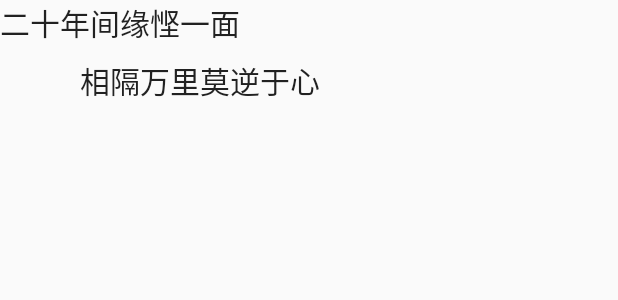
After one commit to wander0552/Life, an Android app: the layout item_edit_layout.xml on its own in the app's theme, with its tools: preview values and no code run, on a phone screen of 412 x 824 dp. The commit adds this screen. Shown: the top 300 px of the screen. Run offline under Robolectric (Android 15) with nearby library versions, the phone set to English and light mode, and no system bars; Roboto replaces fonts that are not available here.

Commit message:
多布局adapter添加

```diff
--- a/app/src/main/java/com/wander/life/widget/recycler/RVBaseAdapter.java
+++ b/app/src/main/java/com/wander/life/widget/recycler/RVBaseAdapter.java
@@ -43,6 +43,7 @@ public   abstract class RVBaseAdapter<C extends RVBaseCell>  extends RecyclerVie
     @Override
     public void onBindViewHolder(RVBaseViewHolder holder, int position) {
         mData.get(position).onBindViewHolder(holder,position);
+        onViewHolderBound(holder, position);
     }
 
     @Override
--- a/app/src/main/java/com/wander/life/widget/recycler/RVBaseCell.java
+++ b/app/src/main/java/com/wander/life/widget/recycler/RVBaseCell.java
@@ -1,4 +1,6 @@
 package com.wander.life.widget.recycler;
+
+import android.view.ViewGroup;
 
 /**
  * Created by zhouwei on 17/1/19.
--- a/app/src/main/res/drawable/cursor.xml
+++ b/app/src/main/res/drawable/cursor.xml
@@ -8,5 +8,5 @@
 
     <solid android:color="@color/light_color" />
     <padding
-        android:bottom="-20sp" />
+        android:bottom="-6sp" />
 </shape>
--- /dev/null
+++ b/app/src/main/res/layout/item_edit_layout.xml
@@ -0,0 +1,14 @@
+<?xml version="1.0" encoding="utf-8"?>
+<LinearLayout xmlns:android="http://schemas.android.com/apk/res/android"
+    android:orientation="vertical" android:layout_width="match_parent"
+    android:layout_height="match_parent">
+    <EditText
+        android:layout_width="match_parent"
+        android:layout_height="wrap_content"
+        android:textSize="20sp"
+        android:lineSpacingMultiplier="1.3"
+        android:text="@string/app_entry_des"
+        android:background="@null"
+        android:id="@+id/item_edit"/>
+
+</LinearLayout>
--- a/app/src/main/res/values/colors.xml
+++ b/app/src/main/res/values/colors.xml
@@ -11,7 +11,7 @@
     <color name="divider">#BDBDBD</color>
 
     <color name="tab_icon_color">#3876F4</color>
-    <color name="light_color">#fffc45</color>
+    <color name="light_color">#1e8332</color>
 
 
     <!-- white -->
```
Also changed, not shown: app/src/main/java/com/wander/life/bean/LetterItem.java (+9 -0 lines), app/src/main/java/com/wander/life/ui/activity/EditorActivity.java (+26 -0 lines), app/src/main/java/com/wander/life/ui/adapter/EditAdapter.java (added, +18 -0 lines), app/src/main/java/com/wander/life/ui/adapter/cell/EditBaseCell.java (added, +13 -0 lines), app/src/main/java/com/wander/life/ui/adapter/cell/EditCell.java (added, +46 -0 lines), 1 other file.
